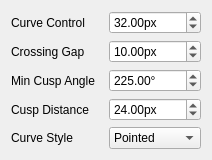
Above: src/dialogs/node_style_form.ui from mbasaglia/Knotter before the change. Below: the same form after it.
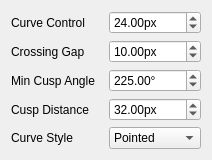
That is the form after the change.

The edit to the form file:
```diff
--- a/src/dialogs/node_style_form.ui
+++ b/src/dialogs/node_style_form.ui
@@ -27,7 +27,7 @@
       <double>8192.000000000000000</double>
      </property>
      <property name="value">
-      <double>32.000000000000000</double>
+      <double>24.000000000000000</double>
      </property>
     </widget>
    </item>
@@ -93,7 +93,7 @@
       <double>8129.000000000000000</double>
      </property>
      <property name="value">
-      <double>24.000000000000000</double>
+      <double>32.000000000000000</double>
      </property>
     </widget>
    </item>
```
